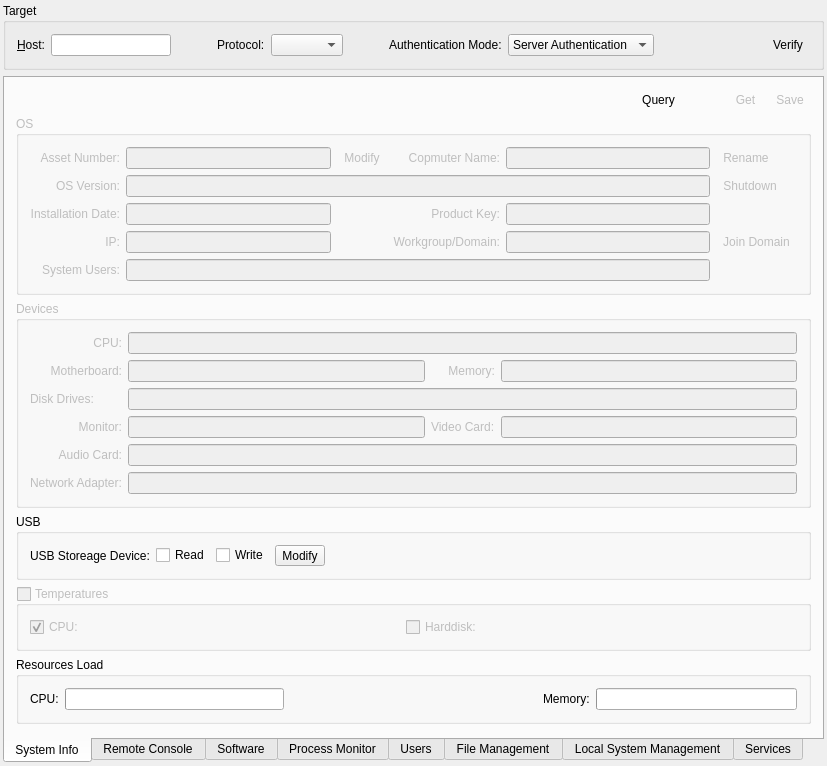
The window that src/plugins/controlcenter/systemmanagement/systemmanagementwidget.ui (ihehui/managementsystem) describes before a commit, drawn with Qt 5.
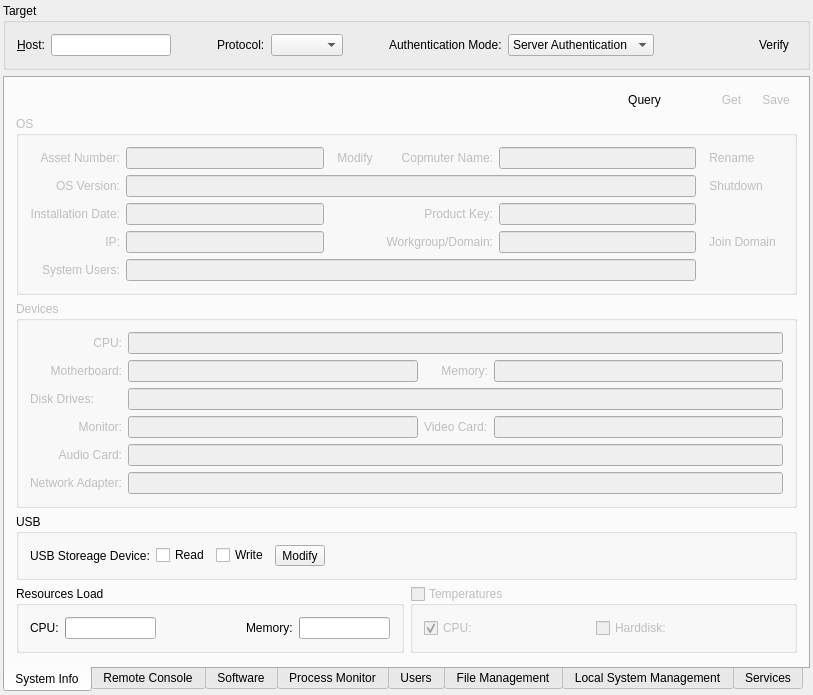
The same window after the commit. Icons and pictures are not drawn. Custom widgets are drawn as their Qt base class.

The edit to the form file:
```diff
--- a/src/plugins/controlcenter/systemmanagement/systemmanagementwidget.ui
+++ b/src/plugins/controlcenter/systemmanagement/systemmanagementwidget.ui
@@ -6,8 +6,8 @@
    <rect>
     <x>0</x>
     <y>0</y>
-    <width>827</width>
-    <height>670</height>
+    <width>813</width>
+    <height>632</height>
    </rect>
   </property>
   <property name="sizePolicy">
@@ -173,11 +173,47 @@
       <attribute name="title">
        <string>System Info</string>
       </attribute>
-      <layout class="QVBoxLayout" name="verticalLayout_2">
+      <layout class="QGridLayout" name="gridLayout_3">
+       <item row="6" column="1">
+        <spacer name="verticalSpacer_2">
+         <property name="orientation">
+          <enum>Qt::Vertical</enum>
+         </property>
+         <property name="sizeHint" stdset="0">
+          <size>
+           <width>20</width>
+           <height>40</height>
+          </size>
+         </property>
+        </spacer>
+       </item>
+       <item row="4" column="1">
+        <widget class="QGroupBox" name="groupBoxTemperatures">
+         <property name="enabled">
+          <bool>false</bool>
+         </property>
+         <property name="title">
+          <string>Temperatures</string>
+         </property>
+         <property name="checkable">
+          <bool>true</bool>
+         </property>
+         <property name="checked">
+          <bool>false</bool>
+         </property>
+         <layout class="QHBoxLayout" name="horizontalLayout_3">
        <item>
-        <layout class="QHBoxLayout" name="horizontalLayout_2">
+           <widget class="QCheckBox" name="checkBoxCPUTemperature">
+            <property name="text">
+             <string>CPU:</string>
+            </property>
+            <property name="checked">
+             <bool>true</bool>
+            </property>
+           </widget>
+          </item>
          <item>
-          <widget class="QLabel" name="labelReportCreationTime">
+           <widget class="QLabel" name="labelCPUTemperature">
            <property name="sizePolicy">
             <sizepolicy hsizetype="Expanding" vsizetype="Preferred">
              <horstretch>0</horstretch>
@@ -187,46 +223,50 @@
           </widget>
          </item>
          <item>
-          <spacer name="horizontalSpacer">
-           <property name="orientation">
-            <enum>Qt::Horizontal</enum>
-           </property>
-           <property name="sizeHint" stdset="0">
-            <size>
-             <width>40</width>
-             <height>20</height>
-            </size>
-           </property>
-          </spacer>
+           <widget class="QCheckBox" name="checkBoxHarddiskTemperature">
+            <property name="text">
+             <string>Harddisk:</string>
+            </property>
+           </widget>
          </item>
          <item>
-          <widget class="QToolButton" name="toolButtonQuerySystemInfo">
-           <property name="toolTip">
-            <string>Query hardware info from server</string>
-           </property>
-           <property name="statusTip">
-            <string>Query hardware info from server</string>
-           </property>
+           <widget class="QLabel" name="labelHarddiskTemperature">
+            <property name="sizePolicy">
+             <sizepolicy hsizetype="Expanding" vsizetype="Preferred">
+              <horstretch>0</horstretch>
+              <verstretch>0</verstretch>
+             </sizepolicy>
+            </property>
+           </widget>
+          </item>
+         </layout>
+        </widget>
+       </item>
+       <item row="4" column="0">
+        <widget class="QGroupBox" name="groupBox">
+         <property name="title">
+          <string>Resources Load</string>
+         </property>
+         <layout class="QHBoxLayout" name="horizontalLayout_6">
+          <item>
+           <layout class="QHBoxLayout" name="horizontalLayout_4">
+            <item>
+             <widget class="QLabel" name="labelCPU">
            <property name="text">
-            <string>Query</string>
-           </property>
-           <property name="icon">
-            <iconset resource="../controlcenter.qrc">
-             <normaloff>:/icon/resources/images/querydatabase.png</normaloff>:/icon/resources/images/querydatabase.png</iconset>
-           </property>
-           <property name="autoRaise">
-            <bool>true</bool>
-           </property>
+               <string>CPU:</string>
+              </property>
           </widget>
          </item>
          <item>
-          <spacer name="horizontalSpacer_2">
+             <widget class="QProgressBar" name="progressBarCPU"/>
+            </item>
+           </layout>
+          </item>
+          <item>
+           <spacer name="horizontalSpacer_5">
            <property name="orientation">
             <enum>Qt::Horizontal</enum>
            </property>
-           <property name="sizeType">
-            <enum>QSizePolicy::Preferred</enum>
-           </property>
            <property name="sizeHint" stdset="0">
             <size>
              <width>40</width>
@@ -236,54 +276,23 @@
           </spacer>
          </item>
          <item>
-          <widget class="QToolButton" name="toolButtonRequestHardwareInfo">
-           <property name="enabled">
-            <bool>false</bool>
-           </property>
-           <property name="toolTip">
-            <string>Get Hardware Information from client</string>
-           </property>
-           <property name="statusTip">
-            <string>Get Hardware Information from client</string>
-           </property>
+           <layout class="QHBoxLayout" name="horizontalLayout_5">
+            <item>
+             <widget class="QLabel" name="labelMemory">
            <property name="text">
-            <string>Get</string>
-           </property>
-           <property name="icon">
-            <iconset resource="../controlcenter.qrc">
-             <normaloff>:/icon/resources/images/scansystem.png</normaloff>:/icon/resources/images/scansystem.png</iconset>
-           </property>
-           <property name="autoRaise">
-            <bool>true</bool>
-           </property>
+               <string>Memory:</string>
+              </property>
           </widget>
          </item>
          <item>
-          <widget class="QToolButton" name="toolButtonSaveAs">
-           <property name="enabled">
-            <bool>false</bool>
-           </property>
-           <property name="toolTip">
-            <string>Save System Information</string>
-           </property>
-           <property name="statusTip">
-            <string>Save System Information</string>
-           </property>
-           <property name="text">
-            <string>Save</string>
-           </property>
-           <property name="icon">
-            <iconset resource="../controlcenter.qrc">
-             <normaloff>:/icon/resources/images/backup.png</normaloff>:/icon/resources/images/backup.png</iconset>
-           </property>
-           <property name="autoRaise">
-            <bool>true</bool>
-           </property>
-          </widget>
+             <widget class="QProgressBar" name="progressBarMemory"/>
          </item>
         </layout>
        </item>
-       <item>
+         </layout>
+        </widget>
+       </item>
+       <item row="1" column="0" colspan="2">
         <widget class="QGroupBox" name="osGroupBox">
          <property name="enabled">
           <bool>false</bool>
@@ -520,7 +529,7 @@
          </layout>
         </widget>
        </item>
-       <item>
+       <item row="2" column="0" colspan="2">
         <widget class="QGroupBox" name="devicesInfoGroupBox">
          <property name="enabled">
           <bool>false</bool>
@@ -674,7 +683,7 @@
          </layout>
         </widget>
        </item>
-       <item>
+       <item row="3" column="0" colspan="2">
         <widget class="QGroupBox" name="groupBoxUSB">
          <property name="title">
           <string>USB</string>
@@ -728,33 +737,10 @@
          </layout>
         </widget>
        </item>
+       <item row="0" column="0" colspan="2">
+        <layout class="QHBoxLayout" name="horizontalLayout_2">
        <item>
-        <widget class="QGroupBox" name="groupBoxTemperatures">
-         <property name="enabled">
-          <bool>false</bool>
-         </property>
-         <property name="title">
-          <string>Temperatures</string>
-         </property>
-         <property name="checkable">
-          <bool>true</bool>
-         </property>
-         <property name="checked">
-          <bool>false</bool>
-         </property>
-         <layout class="QHBoxLayout" name="horizontalLayout_3">
-          <item>
-           <widget class="QCheckBox" name="checkBoxCPUTemperature">
-            <property name="text">
-             <string>CPU:</string>
-            </property>
-            <property name="checked">
-             <bool>true</bool>
-            </property>
-           </widget>
-          </item>
-          <item>
-           <widget class="QLabel" name="labelCPUTemperature">
+          <widget class="QLabel" name="labelReportCreationTime">
             <property name="sizePolicy">
              <sizepolicy hsizetype="Expanding" vsizetype="Preferred">
               <horstretch>0</horstretch>
@@ -764,50 +750,46 @@
            </widget>
           </item>
           <item>
-           <widget class="QCheckBox" name="checkBoxHarddiskTemperature">
-            <property name="text">
-             <string>Harddisk:</string>
-            </property>
-           </widget>
-          </item>
-          <item>
-           <widget class="QLabel" name="labelHarddiskTemperature">
-            <property name="sizePolicy">
-             <sizepolicy hsizetype="Expanding" vsizetype="Preferred">
-              <horstretch>0</horstretch>
-              <verstretch>0</verstretch>
-             </sizepolicy>
-            </property>
-           </widget>
-          </item>
-         </layout>
-        </widget>
-       </item>
+          <spacer name="horizontalSpacer">
+           <property name="orientation">
+            <enum>Qt::Horizontal</enum>
+           </property>
+           <property name="sizeHint" stdset="0">
+            <size>
+             <width>40</width>
+             <height>20</height>
+            </size>
+           </property>
+          </spacer>
+         </item>
        <item>
-        <widget class="QGroupBox" name="groupBox">
-         <property name="title">
-          <string>Resources Load</string>
-         </property>
-         <layout class="QHBoxLayout" name="horizontalLayout_6">
-          <item>
-           <layout class="QHBoxLayout" name="horizontalLayout_4">
-            <item>
-             <widget class="QLabel" name="labelCPU">
+          <widget class="QToolButton" name="toolButtonQuerySystemInfo">
+           <property name="toolTip">
+            <string>Query hardware info from server</string>
+           </property>
+           <property name="statusTip">
+            <string>Query hardware info from server</string>
+           </property>
               <property name="text">
-               <string>CPU:</string>
-              </property>
+            <string>Query</string>
+           </property>
+           <property name="icon">
+            <iconset resource="../controlcenter.qrc">
+             <normaloff>:/icon/resources/images/querydatabase.png</normaloff>:/icon/resources/images/querydatabase.png</iconset>
+           </property>
+           <property name="autoRaise">
+            <bool>true</bool>
+           </property>
              </widget>
             </item>
             <item>
-             <widget class="QProgressBar" name="progressBarCPU"/>
-            </item>
-           </layout>
-          </item>
-          <item>
-           <spacer name="horizontalSpacer_5">
+          <spacer name="horizontalSpacer_2">
             <property name="orientation">
              <enum>Qt::Horizontal</enum>
             </property>
+           <property name="sizeType">
+            <enum>QSizePolicy::Preferred</enum>
+           </property>
             <property name="sizeHint" stdset="0">
              <size>
               <width>40</width>
@@ -817,34 +799,52 @@
            </spacer>
           </item>
           <item>
-           <layout class="QHBoxLayout" name="horizontalLayout_5">
-            <item>
-             <widget class="QLabel" name="labelMemory">
+          <widget class="QToolButton" name="toolButtonRequestHardwareInfo">
+           <property name="enabled">
+            <bool>false</bool>
+           </property>
+           <property name="toolTip">
+            <string>Get Hardware Information from client</string>
+           </property>
+           <property name="statusTip">
+            <string>Get Hardware Information from client</string>
+           </property>
               <property name="text">
-               <string>Memory:</string>
-              </property>
+            <string>Get</string>
+           </property>
+           <property name="icon">
+            <iconset resource="../controlcenter.qrc">
+             <normaloff>:/icon/resources/images/scansystem.png</normaloff>:/icon/resources/images/scansystem.png</iconset>
+           </property>
+           <property name="autoRaise">
+            <bool>true</bool>
+           </property>
              </widget>
             </item>
             <item>
-             <widget class="QProgressBar" name="progressBarMemory"/>
-            </item>
-           </layout>
-          </item>
-         </layout>
-        </widget>
-       </item>
-       <item>
-        <spacer name="verticalSpacer_2">
-         <property name="orientation">
-          <enum>Qt::Vertical</enum>
-         </property>
-         <property name="sizeHint" stdset="0">
-          <size>
-           <width>20</width>
-           <height>40</height>
-          </size>
-         </property>
-        </spacer>
+          <widget class="QToolButton" name="toolButtonSaveAs">
+           <property name="enabled">
+            <bool>false</bool>
+           </property>
+           <property name="toolTip">
+            <string>Save System Information</string>
+           </property>
+           <property name="statusTip">
+            <string>Save System Information</string>
+           </property>
+           <property name="text">
+            <string>Save</string>
+           </property>
+           <property name="icon">
+            <iconset resource="../controlcenter.qrc">
+             <normaloff>:/icon/resources/images/backup.png</normaloff>:/icon/resources/images/backup.png</iconset>
+           </property>
+           <property name="autoRaise">
+            <bool>true</bool>
+           </property>
+          </widget>
+         </item>
+        </layout>
        </item>
       </layout>
      </widget>
```
Left out of the diff: 252 changed lines with no effect on the pictures. Lines whose indentation alone changed are shown as unchanged.
